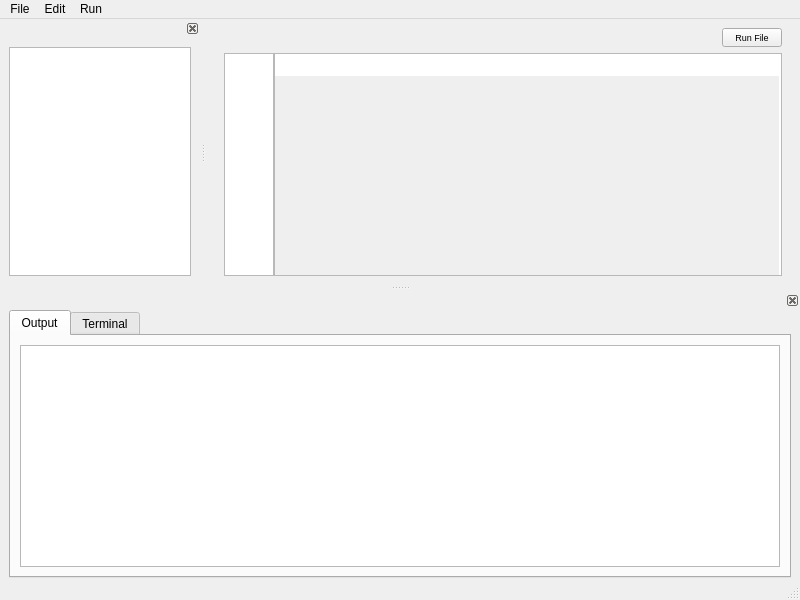
Above: mainwindow.ui from MuradWafik/notepad before the change. Below: the same form after it.
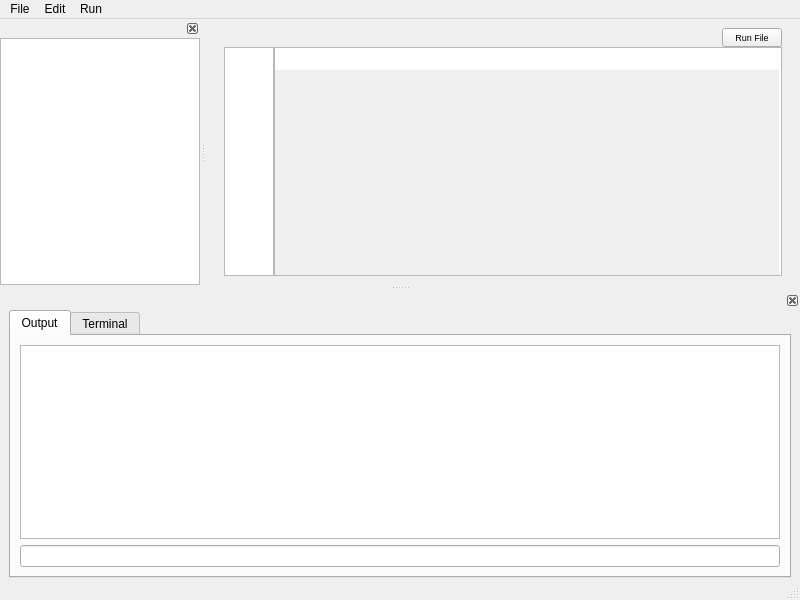
That is the form after the change. The open tabs and pages were chosen to show the change.

```diff
--- a/mainwindow.ui
+++ b/mainwindow.ui
@@ -59,6 +59,9 @@
         </property>
         <item>
          <layout class="QVBoxLayout" name="verticalLayout_3">
+          <property name="spacing">
+           <number>0</number>
+          </property>
           <item alignment="Qt::AlignRight">
            <widget class="QPushButton" name="pushButton">
             <property name="sizePolicy">
@@ -262,6 +265,16 @@
              <pointsize>11</pointsize>
             </font>
            </property>
+           <property name="readOnly">
+            <bool>true</bool>
+           </property>
+          </widget>
+         </item>
+         <item>
+          <widget class="QLineEdit" name="userInputRunningProgram">
+           <property name="enabled">
+            <bool>true</bool>
+           </property>
           </widget>
          </item>
         </layout>
@@ -328,6 +341,21 @@
    </attribute>
    <widget class="QWidget" name="dockWidgetContents_5">
     <layout class="QHBoxLayout" name="horizontalLayout_5">
+     <property name="spacing">
+      <number>0</number>
+     </property>
+     <property name="leftMargin">
+      <number>0</number>
+     </property>
+     <property name="topMargin">
+      <number>0</number>
+     </property>
+     <property name="rightMargin">
+      <number>0</number>
+     </property>
+     <property name="bottomMargin">
+      <number>0</number>
+     </property>
      <item>
       <widget class="QTreeView" name="fileListTree"/>
      </item>
```
Left out of the diff: 3 changed lines with no effect on the pictures.
